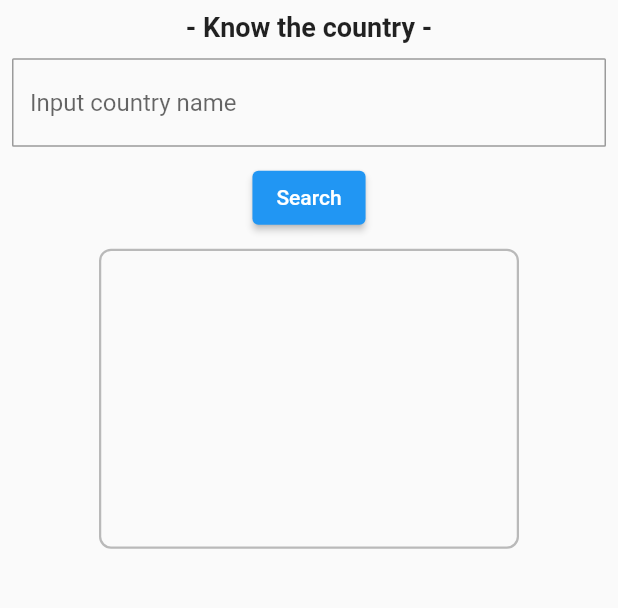
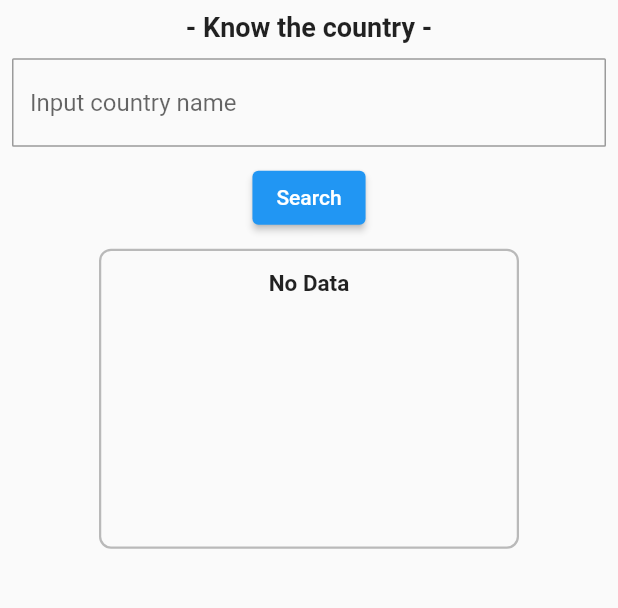
Before and after one commit to skyesuniverse/STIW2044-Mobile-Programming-Lab-Assignment-1, a Flutter app: the screen it shows after launch, on a phone screen of 412 x 824 dp, the part 266-874 px from its top. Run offline on Flutter 3.47's test engine with Material 2 defaults, Android fonts, the phone set to English and light mode, and no system bars; our stand-ins replace audioplayers; missing offline and left inert: ndialog.

Commit message:
Update country_info_screen.dart

```diff
--- a/lib/country_info_screen.dart
+++ b/lib/country_info_screen.dart
@@ -34,7 +34,7 @@ class _HomePageState extends State<HomePage> {
   TextEditingController countryNameEditingController = TextEditingController();
 
   //declare variable
-  var countrydata = "", countryName = "";
+  var countrydata = "No Data", countryName = "";
   var name = "", capital = "", currencyName = "", currencyCode = "", iso2 = "";
   final player = AudioPlayer();
   ImageProvider? flag;
```
